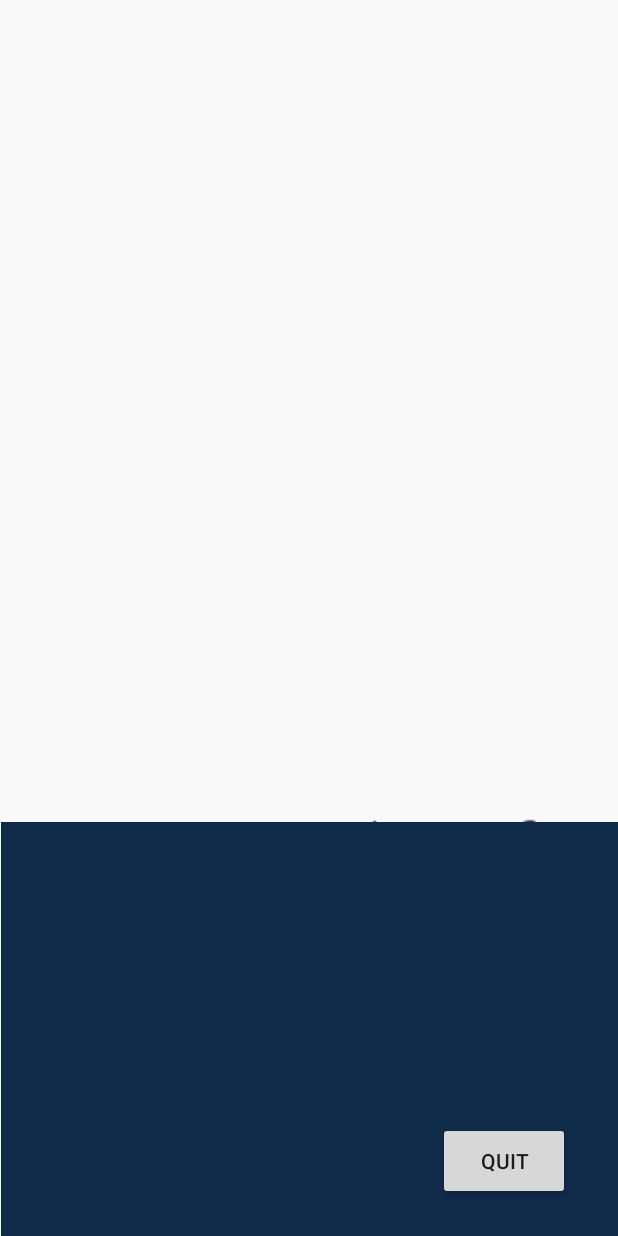
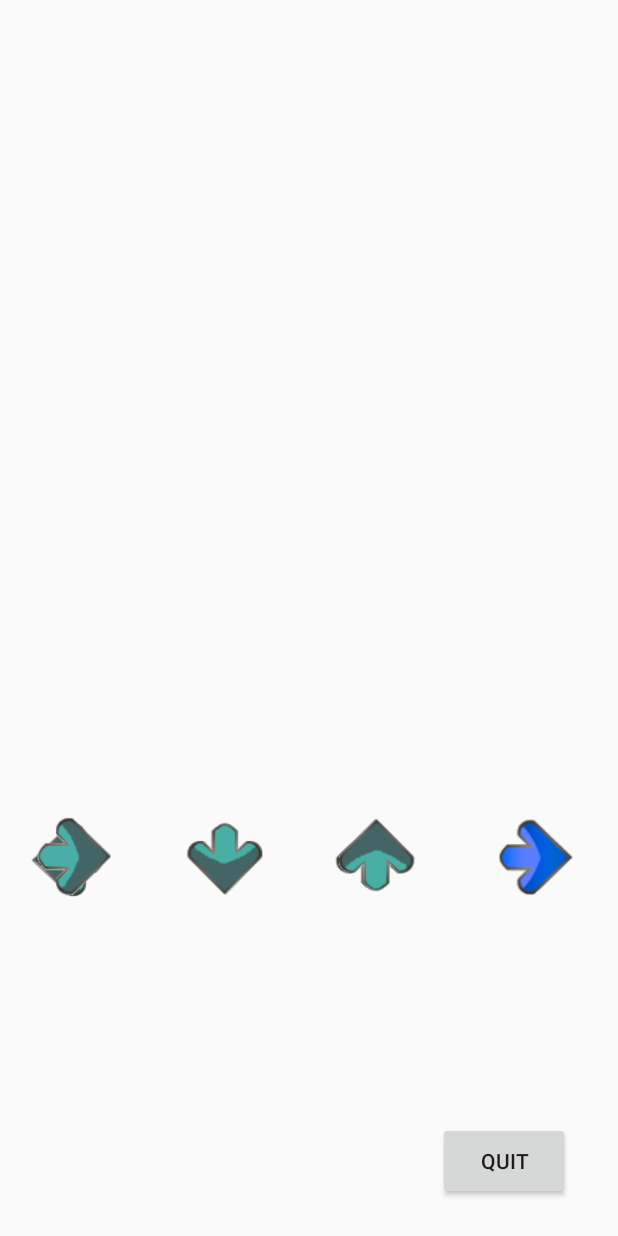
Before and after one commit to geonkim2/CS125Final, an Android app: the layout activity_game.xml on its own in the app's theme, with its tools: preview values and no code run, on a phone screen of 412 x 824 dp. Run offline under Robolectric (Android 15) with nearby library versions, the light colour scheme and no system bars.

Commit message:
meta moving arrows - need to do quaoar, qb, marionette

```diff
--- a/app/src/main/java/com/example/cs125final/GameActivity.java
+++ b/app/src/main/java/com/example/cs125final/GameActivity.java
@@ -114,17 +114,21 @@ public class GameActivity extends AppCompatActivity {
             upOutline = findViewById(R.id.blackUpOutline);
             downOutline = findViewById(R.id.blackDownOutline);
             rightOutline = findViewById(R.id.blackRightOutline);
+            leftMove = findViewById(R.id.metaLeftMove);
+            upMove = findViewById(R.id.metaUpMove);
+            downMove = findViewById(R.id.metaDownMove);
+            rightMove = findViewById(R.id.metaRightMove);
         }
         onScreen = true;
         songLength = currentlyPlaying.getDuration();
 
-        leftMove = findViewById(R.id.moveLeft);
+        leftMove.setVisibility(View.VISIBLE);
         leftMove.bringToFront();
-        upMove = findViewById(R.id.moveUp);
+        upMove.setVisibility(View.VISIBLE);
         upMove.bringToFront();
-        downMove = findViewById(R.id.moveDown);
+        downMove.setVisibility(View.VISIBLE);
         downMove.bringToFront();
-        rightMove = findViewById(R.id.moveRight);
+        rightMove.setVisibility(View.VISIBLE);
         rightMove.bringToFront();
 
         box.setVisibility(View.VISIBLE);
--- a/app/src/main/res/layout/activity_game.xml
+++ b/app/src/main/res/layout/activity_game.xml
@@ -476,8 +476,49 @@
         android:id="@+id/quaoarBox"
         android:layout_width="415dp"
         android:layout_height="276dp"
+        android:visibility="gone"
         app:layout_constraintBottom_toBottomOf="parent"
         app:layout_constraintStart_toStartOf="parent"
         app:srcCompat="@drawable/quaoarbox" />
 
+    <ImageView
+        android:id="@+id/metaLeftMove"
+        android:layout_width="99dp"
+        android:layout_height="98dp"
+        android:layout_marginBottom="200dp"
+        app:layout_constraintBottom_toBottomOf="parent"
+        app:srcCompat="@drawable/meta_left_arrow"
+        tools:layout_editor_absoluteX="0dp" />
+
+    <ImageView
+        android:id="@+id/metaDownMove"
+        android:layout_width="103dp"
+        android:layout_height="100dp"
+        android:layout_marginStart="100dp"
+        android:layout_marginLeft="100dp"
+        android:layout_marginBottom="200dp"
+        app:layout_constraintBottom_toBottomOf="parent"
+        app:layout_constraintStart_toStartOf="parent"
+        app:srcCompat="@drawable/meta_down_arrow" />
+
+    <ImageView
+        android:id="@+id/metaRightMove"
+        android:layout_width="105dp"
+        android:layout_height="103dp"
+        android:layout_marginBottom="200dp"
+        app:layout_constraintBottom_toBottomOf="parent"
+        app:srcCompat="@drawable/meta_right_arrow"
+        tools:layout_editor_absoluteX="306dp" />
+
+    <ImageView
+        android:id="@+id/metaUpMove"
+        android:layout_width="103dp"
+        android:layout_height="101dp"
+        android:layout_marginEnd="104dp"
+        android:layout_marginRight="104dp"
+        android:layout_marginBottom="200dp"
+        app:layout_constraintBottom_toBottomOf="parent"
+        app:layout_constraintEnd_toEndOf="parent"
+        app:srcCompat="@drawable/meta_up_arrow" />
+
 </android.support.constraint.ConstraintLayout>
```
